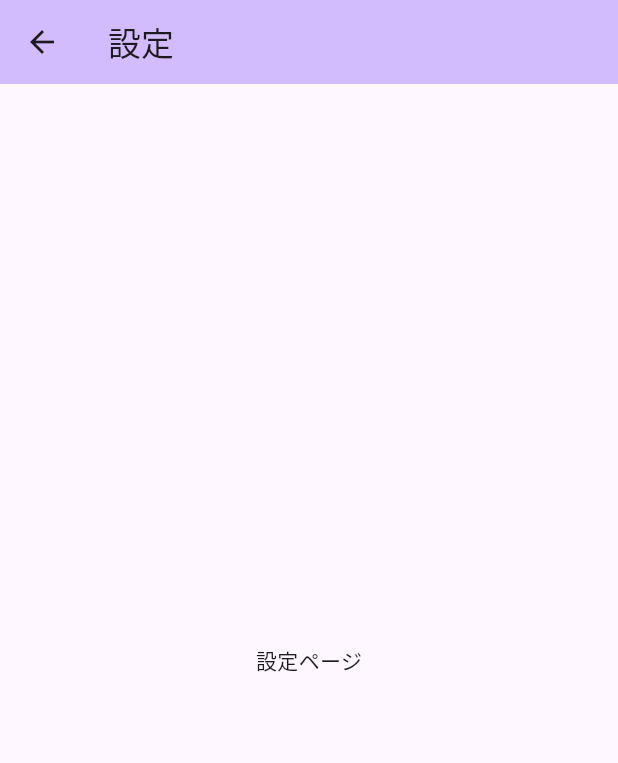
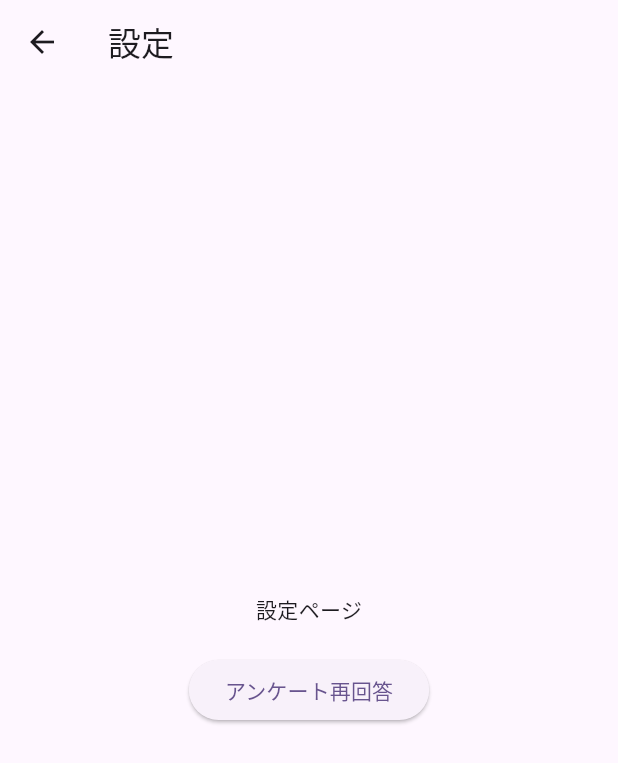
Before and after one commit to shunkat/gps_health_tracker, a Flutter app: the SettingPage screen opened directly, on a phone screen of 412 x 824 dp. Shown: the top 763 px of the screen. Run offline on Flutter 3.47's test engine with Material 3 defaults, Android fonts, the phone set to English and light mode, and no system bars; our stand-ins replace firebase_core, shared_preferences; accounts and stored records are empty.

Commit message:
設定ページからもアンケートダイアログを呼べるように変更

```diff
--- a/lib/presentation/setting/setting_page.dart
+++ b/lib/presentation/setting/setting_page.dart
@@ -1,4 +1,5 @@
 import 'package:flutter/material.dart';
+import 'package:gps_health_tracker/presentation/widgets/survey_dialog.dart';
 
 class SettingPage extends StatelessWidget {
   const SettingPage({super.key});
@@ -7,15 +8,19 @@ class SettingPage extends StatelessWidget {
   Widget build(BuildContext context) {
     return Scaffold(
       appBar: AppBar(
-        backgroundColor: Theme.of(context).colorScheme.inversePrimary,
         title: const Text('設定'),
       ),
-      body: const Center(
+      body: Center(
         child: Column(
           mainAxisAlignment: MainAxisAlignment.center,
           children: <Widget>[
-            Text(
-              '設定ページ',
+            const Text('設定ページ'),
+            const SizedBox(height: 20),
+            ElevatedButton(
+              onPressed: () {
+                showSurveyDialog(context);
+              },
+              child: const Text('アンケート再回答'),
             ),
           ],
         ),
```
